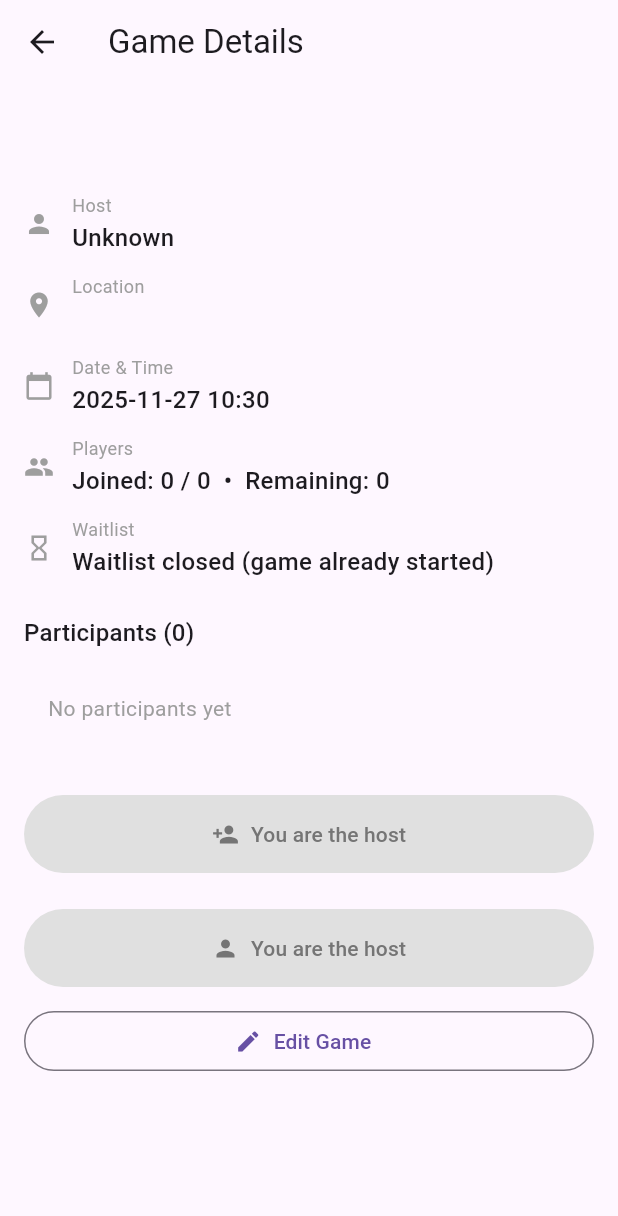
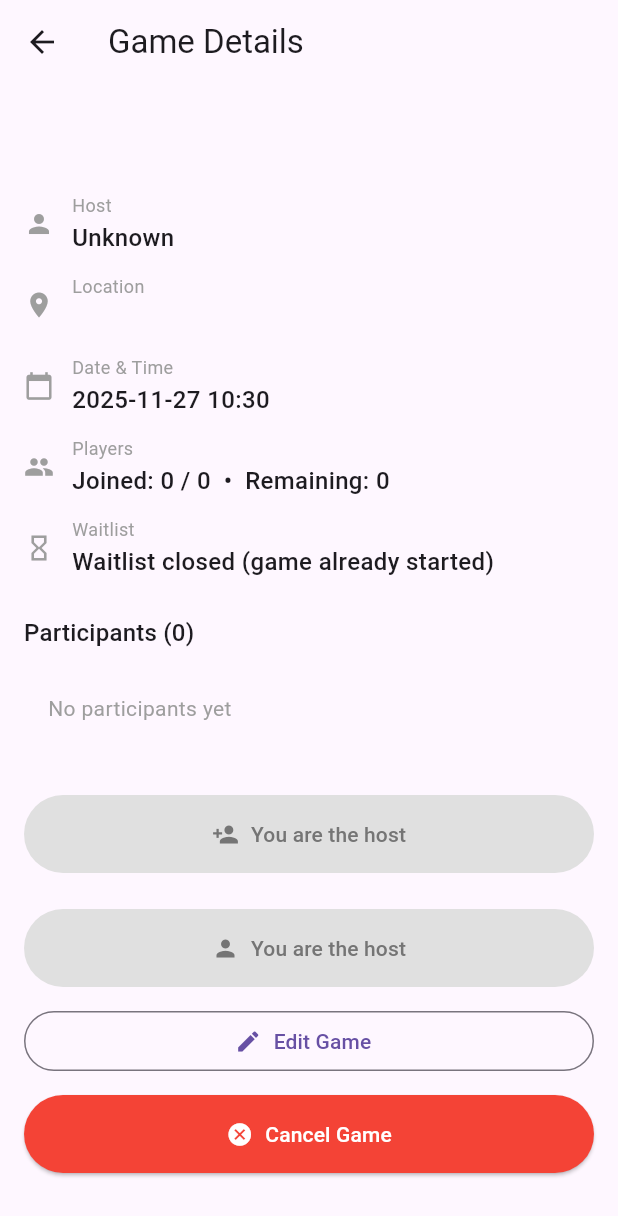
Before and after one commit to MayeshaJ/gr13-gamelink-fall-2025, a Flutter app: the GameDetailsView screen opened directly with empty values, on a phone screen of 412 x 824 dp. Shown: the top 1216 px of the screen. Run offline on Flutter 3.47's test engine with Material 3 defaults, Android fonts, the phone set to English and light mode, and no system bars; our stand-ins replace cloud_firestore, firebase_auth, firebase_core, firebase_messaging, firebase_storage, go_router and 1 more; accounts and stored records are empty.

Commit message:
Host cancel game feature done

```diff
--- a/lib/views/game/game_details_view.dart
+++ b/lib/views/game/game_details_view.dart
@@ -96,13 +96,18 @@ class _GameDetailsViewState extends State<GameDetailsView> {
 
           final bool isFull = joined >= capacity;
           final bool isStarted = DateTime.now().isAfter(gameModel.date);
+          final bool isCancelled = gameModel.isCancelled;
           final bool isParticipant = currentUserId != null &&
               gameModel.participants.contains(currentUserId);
           final bool isHost = currentUserId == gameModel.hostId;
           final bool isOnWaitlist = currentUserId != null &&
               gameModel.waitlist.contains(currentUserId);
-          final bool canJoin =
-              !isFull && !isParticipant && !isHost && currentUserId != null && !isStarted;
+          final bool canJoin = !isFull &&
+              !isParticipant &&
+              !isHost &&
+              currentUserId != null &&
+              !isStarted &&
+              !isCancelled;
 
           final DateTime dt = gameModel.date.toLocal();
           final String dateText =
@@ -113,6 +118,27 @@ class _GameDetailsViewState extends State<GameDetailsView> {
             child: Column(
               crossAxisAlignment: CrossAxisAlignment.start,
               children: [
+                // Cancelled banner
+                if (isCancelled)
+                  Container(
+                    width: double.infinity,
+                    padding: const EdgeInsets.all(12),
+                    margin: const EdgeInsets.only(bottom: 16),
+                    decoration: BoxDecoration(
+                      color: Colors.red.shade600,
+                      borderRadius: BorderRadius.circular(8),
+                    ),
+                    child: const Text(
+                      'THIS GAME HAS BEEN CANCELLED',
+                      style: TextStyle(
+                        color: Colors.white,
+                        fontSize: 16,
+                        fontWeight: FontWeight.bold,
+                      ),
+                      textAlign: TextAlign.center,
+                    ),
+                  ),
+
                 // Title
                 Text(
                   gameModel.title,
@@ -136,7 +162,9 @@ class _GameDetailsViewState extends State<GameDetailsView> {
                 _buildInfoRow(
                   Icons.hourglass_empty,
                   'Waitlist',
-                  isStarted
+                  isCancelled
+                      ? 'Game cancelled'
+                      : isStarted
                       ? 'Waitlist closed (game already started)'
                       : '$waitlistCount on waitlist',
                 ),
@@ -192,6 +220,18 @@ class _GameDetailsViewState extends State<GameDetailsView> {
 
                 // Action Buttons
                 if (currentUserId != null) ...[
+                  if (isCancelled) ...[
+                    const Padding(
+                      padding: EdgeInsets.symmetric(vertical: 8),
+                      child: Text(
+                        'This game has been cancelled. No further actions are available.',
+                        style: TextStyle(
+                          color: Colors.red,
+                          fontWeight: FontWeight.bold,
+                        ),
+                      ),
+                    ),
+                  ] else ...[
                     // Leave Button (shown when user is a participant but not host)
                     if (!isStarted && isParticipant && !isHost) ...[
                       SizedBox(
@@ -246,7 +286,8 @@ class _GameDetailsViewState extends State<GameDetailsView> {
                           ),
                           style: ElevatedButton.styleFrom(
                             padding: const EdgeInsets.symmetric(vertical: 16),
-                          backgroundColor: canJoin ? Colors.green : Colors.grey,
+                            backgroundColor:
+                            canJoin ? Colors.green : Colors.grey,
                             foregroundColor: Colors.white,
                             disabledBackgroundColor: Colors.grey.shade300,
                             disabledForegroundColor: Colors.grey.shade600,
@@ -271,14 +312,17 @@ class _GameDetailsViewState extends State<GameDetailsView> {
                             },
                             icon: const Icon(Icons.hourglass_empty),
                             label: Text(
-                            isOnWaitlist ? 'Leave waitlist' : 'Join waitlist',
+                              isOnWaitlist
+                                  ? 'Leave waitlist'
+                                  : 'Join waitlist',
                             ),
                           ),
                         ),
                       ],
                     ],
+                  ],
 
-                  // Host area (info + edit)
+                  // Host area (info + edit + cancel)
                   if (isHost) ...[
                     const SizedBox(height: 16),
                     SizedBox(
@@ -312,6 +356,27 @@ class _GameDetailsViewState extends State<GameDetailsView> {
                         label: const Text('Edit Game'),
                       ),
                     ),
+                    const SizedBox(height: 12),
+                    SizedBox(
+                      width: double.infinity,
+                      child: ElevatedButton.icon(
+                        onPressed: isCancelled
+                            ? null
+                            : () => _confirmCancel(gameModel.id),
+                        icon: const Icon(Icons.cancel),
+                        label: Text(
+                          isCancelled ? 'Game Cancelled' : 'Cancel Game',
+                        ),
+                        style: ElevatedButton.styleFrom(
+                          padding: const EdgeInsets.symmetric(vertical: 16),
+                          backgroundColor:
+                          isCancelled ? Colors.grey : Colors.red,
+                          foregroundColor: Colors.white,
+                          disabledBackgroundColor: Colors.grey.shade400,
+                          disabledForegroundColor: Colors.white,
+                        ),
+                      ),
+                    ),
                   ],
                 ] else
                   const Padding(
@@ -329,6 +394,36 @@ class _GameDetailsViewState extends State<GameDetailsView> {
       ),
     );
   }
+
+  // ——————————————— ADD CONFIRM CANCEL ———————————————
+
+  Future<void> _confirmCancel(String gameId) async {
+    final bool? confirmed = await showDialog<bool>(
+      context: context,
+      builder: (_) => AlertDialog(
+        title: const Text('Cancel Game'),
+        content: const Text(
+          'Are you sure you want to cancel this game?\nThis action cannot be undone.',
+        ),
+        actions: [
+          TextButton(
+            child: const Text('No'),
+            onPressed: () => Navigator.pop(context, false),
+          ),
+          TextButton(
+            child: const Text('Yes, cancel'),
+            onPressed: () => Navigator.pop(context, true),
+          ),
+        ],
+      ),
+    );
+
+    if (confirmed == true) {
+      await _cancelGame(gameId);
+    }
+  }
+
+  // ————————————————————————————————————————————————
 
   Widget _buildInfoRow(IconData icon, String label, String value) {
     return Row(
@@ -545,5 +640,31 @@ class _GameDetailsViewState extends State<GameDetailsView> {
     }
   }
 
+  Future<void> _cancelGame(String gameId) async {
+    try {
+      await _gameController.cancelGame(gameId);
+
+      if (!mounted) return;
+
+      ScaffoldMessenger.of(context).showSnackBar(
+        const SnackBar(
+          content: Text('Game has been cancelled'),
+          backgroundColor: Colors.red,
+        ),
+      );
+
+      context.pop();
+    } catch (e) {
+      if (!mounted) return;
+
+      ScaffoldMessenger.of(context).showSnackBar(
+        SnackBar(
+          content: Text(e.toString().replaceFirst('Exception: ', '')),
+          backgroundColor: Colors.red,
+        ),
+      );
+    }
+  }
+
   String _two(int n) => n.toString().padLeft(2, '0');
 }
```
Lines whose indentation alone changed are shown as unchanged.
